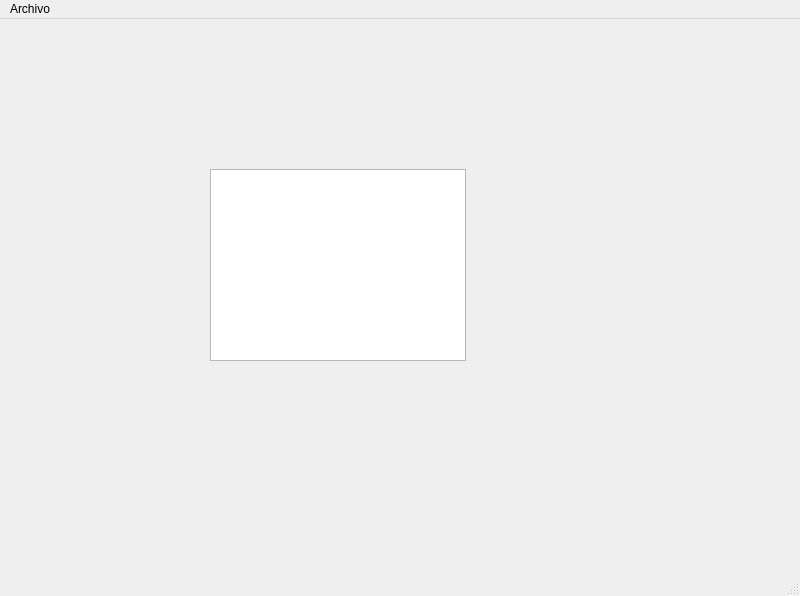
First picture: the form in ui/main/main.ui, repository rojasadrian012/pyqt6, before the edit.
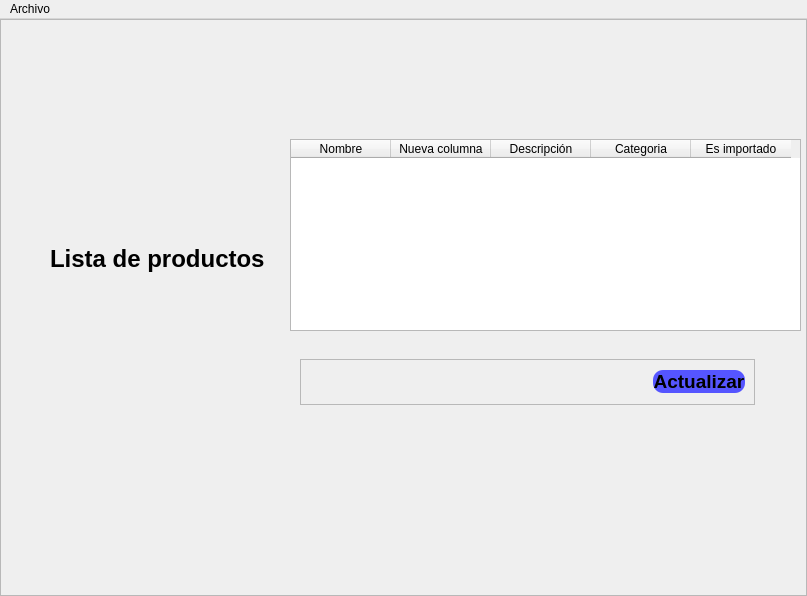
Second picture: the form after the edit. Icons and pictures are not drawn.

Commit message: list products

What changed in the file:
```diff
--- a/ui/main/main.ui
+++ b/ui/main/main.ui
@@ -6,7 +6,7 @@
    <rect>
     <x>0</x>
     <y>0</y>
-    <width>800</width>
+    <width>807</width>
     <height>596</height>
    </rect>
   </property>
@@ -18,23 +18,182 @@
     <normaloff>C:/Users/Adrian/Downloads/inventario-disponible.png</normaloff>C:/Users/Adrian/Downloads/inventario-disponible.png</iconset>
   </property>
   <widget class="QWidget" name="centralwidget">
-   <widget class="QListWidget" name="listWidget">
-    <property name="geometry">
-     <rect>
-      <x>210</x>
-      <y>150</y>
-      <width>256</width>
-      <height>192</height>
-     </rect>
+   <layout class="QVBoxLayout" name="verticalLayout">
+    <property name="spacing">
+     <number>0</number>
     </property>
-   </widget>
+    <property name="leftMargin">
+     <number>0</number>
+    </property>
+    <property name="topMargin">
+     <number>0</number>
+    </property>
+    <property name="rightMargin">
+     <number>0</number>
+    </property>
+    <property name="bottomMargin">
+     <number>0</number>
+    </property>
+    <item>
+     <widget class="QFrame" name="frame">
+      <property name="styleSheet">
+       <string notr="true"/>
+      </property>
+      <property name="frameShape">
+       <enum>QFrame::Shape::StyledPanel</enum>
+      </property>
+      <property name="frameShadow">
+       <enum>QFrame::Shadow::Raised</enum>
+      </property>
+      <widget class="QTableWidget" name="tblProducts">
+       <property name="geometry">
+        <rect>
+         <x>290</x>
+         <y>120</y>
+         <width>511</width>
+         <height>192</height>
+        </rect>
+       </property>
+       <column>
+        <property name="text">
+         <string>Nombre</string>
+        </property>
+       </column>
+       <column>
+        <property name="text">
+         <string>Nueva columna</string>
+        </property>
+       </column>
+       <column>
+        <property name="text">
+         <string>Descripción</string>
+        </property>
+       </column>
+       <column>
+        <property name="text">
+         <string>Categoria</string>
+        </property>
+       </column>
+       <column>
+        <property name="text">
+         <string>Es importado</string>
+        </property>
+       </column>
+      </widget>
+      <widget class="QLabel" name="label_5">
+       <property name="geometry">
+        <rect>
+         <x>50</x>
+         <y>220</y>
+         <width>221</width>
+         <height>41</height>
+        </rect>
+       </property>
+       <property name="text">
+        <string>&lt;!DOCTYPE HTML PUBLIC &quot;-//W3C//DTD HTML 4.0//EN&quot; &quot;http://www.w3.org/TR/REC-html40/strict.dtd&quot;&gt;
+&lt;html&gt;&lt;head&gt;&lt;meta name=&quot;qrichtext&quot; content=&quot;1&quot; /&gt;&lt;meta charset=&quot;utf-8&quot; /&gt;&lt;style type=&quot;text/css&quot;&gt;
+p, li { white-space: pre-wrap; }
+hr { height: 1px; border-width: 0; }
+li.unchecked::marker { content: &quot;\2610&quot;; }
+li.checked::marker { content: &quot;\2612&quot;; }
+&lt;/style&gt;&lt;/head&gt;&lt;body style=&quot; font-family:'Segoe UI'; font-size:9pt; font-weight:400; font-style:normal;&quot;&gt;
+&lt;p style=&quot; margin-top:0px; margin-bottom:0px; margin-left:0px; margin-right:0px; -qt-block-indent:0; text-indent:0px;&quot;&gt;&lt;span style=&quot; font-size:18pt; font-weight:700; color:#000000;&quot;&gt;Lista de productos&lt;/span&gt;&lt;/p&gt;&lt;/body&gt;&lt;/html&gt;</string>
+       </property>
+      </widget>
+      <widget class="QFrame" name="frame_2">
+       <property name="geometry">
+        <rect>
+         <x>300</x>
+         <y>340</y>
+         <width>455</width>
+         <height>46</height>
+        </rect>
+       </property>
+       <property name="frameShape">
+        <enum>QFrame::Shape::StyledPanel</enum>
+       </property>
+       <property name="frameShadow">
+        <enum>QFrame::Shadow::Raised</enum>
+       </property>
+       <layout class="QHBoxLayout" name="horizontalLayout">
+        <item>
+         <spacer name="horizontalSpacer">
+          <property name="orientation">
+           <enum>Qt::Orientation::Horizontal</enum>
+          </property>
+          <property name="sizeHint" stdset="0">
+           <size>
+            <width>432</width>
+            <height>20</height>
+           </size>
+          </property>
+         </spacer>
+        </item>
+        <item>
+         <widget class="QPushButton" name="btnUpdateTable">
+          <property name="font">
+           <font>
+            <pointsize>14</pointsize>
+            <bold>true</bold>
+           </font>
+          </property>
+          <property name="cursor">
+           <cursorShape>PointingHandCursor</cursorShape>
+          </property>
+          <property name="styleSheet">
+           <string notr="true">color: rgb(0, 0, 0);
+border-radius: 10px;
+border: none;
+background-color: rgb(85, 85, 255);</string>
+          </property>
+          <property name="text">
+           <string>Actualizar</string>
+          </property>
+         </widget>
+        </item>
+       </layout>
+      </widget>
+      <widget class="QLabel" name="label">
+       <property name="geometry">
+        <rect>
+         <x>100</x>
+         <y>130</y>
+         <width>91</width>
+         <height>81</height>
+        </rect>
+       </property>
+       <property name="sizePolicy">
+        <sizepolicy hsizetype="Preferred" vsizetype="Preferred">
+         <horstretch>0</horstretch>
+         <verstretch>0</verstretch>
+        </sizepolicy>
+       </property>
+       <property name="minimumSize">
+        <size>
+         <width>30</width>
+         <height>30</height>
+        </size>
+       </property>
+       <property name="text">
+        <string/>
+       </property>
+       <property name="pixmap">
+        <pixmap>C:/Users/Adrian/Downloads/inventario.png</pixmap>
+       </property>
+       <property name="scaledContents">
+        <bool>true</bool>
+       </property>
+      </widget>
+     </widget>
+    </item>
+   </layout>
   </widget>
   <widget class="QMenuBar" name="menubar">
    <property name="geometry">
     <rect>
      <x>0</x>
      <y>0</y>
-     <width>800</width>
+     <width>807</width>
      <height>33</height>
     </rect>
    </property>
@@ -46,7 +205,6 @@
    </widget>
    <addaction name="menuArchive"/>
   </widget>
-  <widget class="QStatusBar" name="statusbar"/>
   <action name="btnNewProduct">
    <property name="text">
     <string>Resgistrar producto</string>
```
The commit also changes 10 other files.
